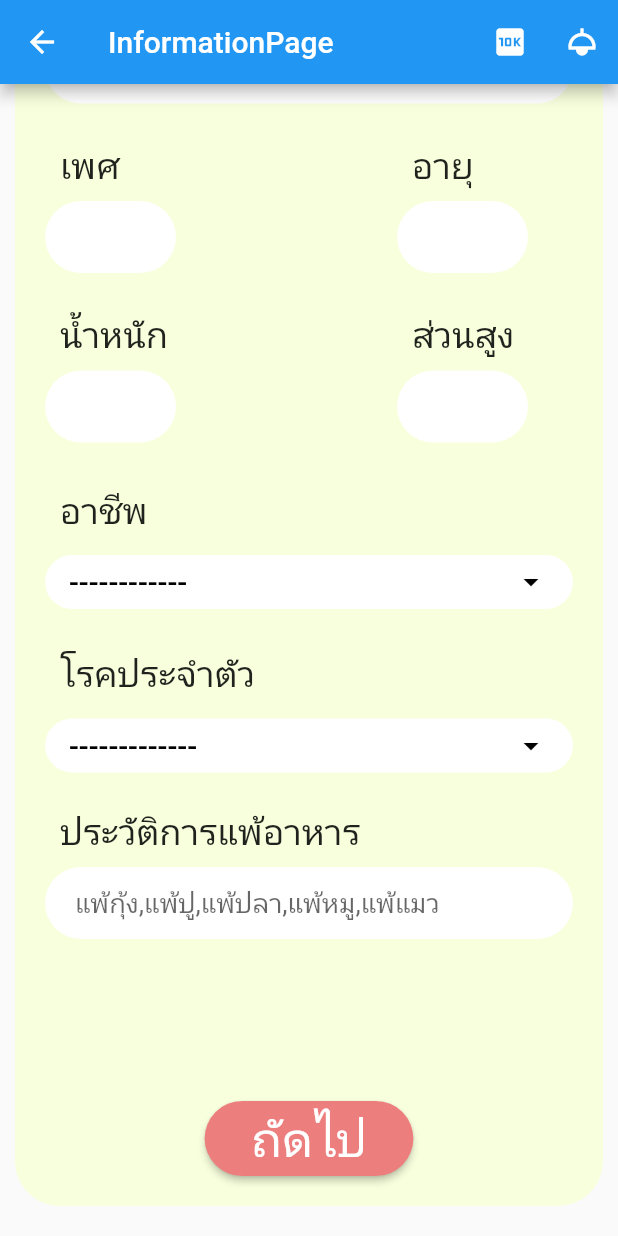
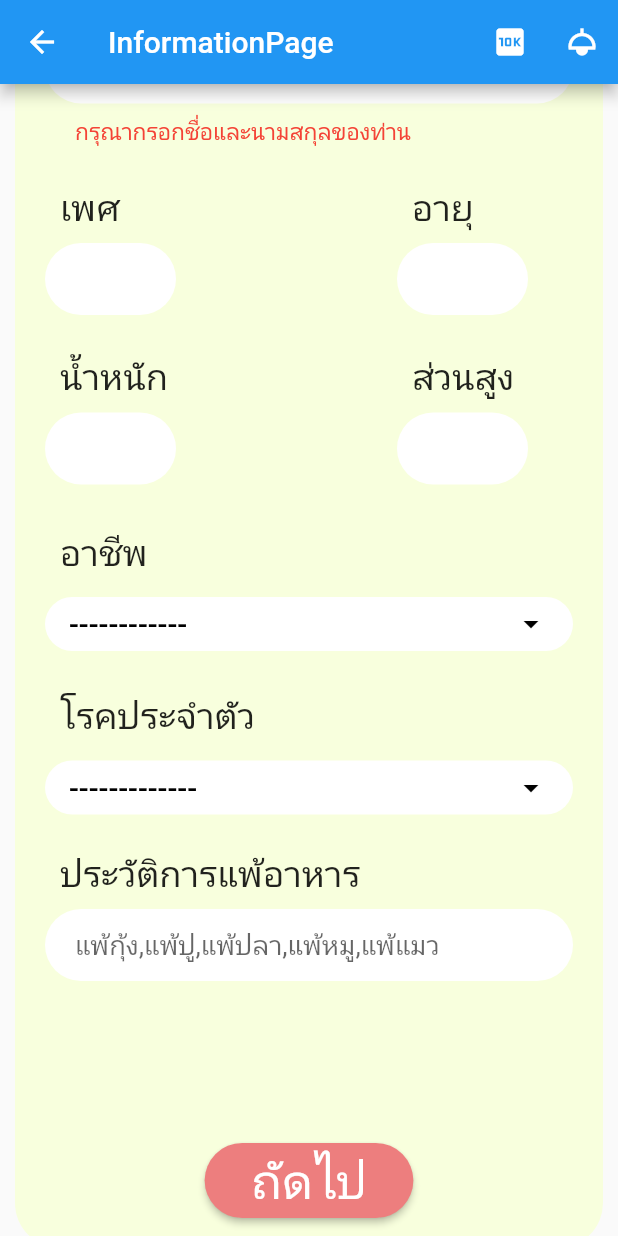
Before and after one commit to AINutritionProject/KinDeeUDee, a Flutter app: the InformationPage screen opened directly, scrolled down 312 dp, on a phone screen of 412 x 824 dp. Run offline on Flutter 3.47's test engine with Material 2 defaults, Android fonts, the phone set to English and light mode, and no system bars; our stand-ins replace camera, cloud_firestore, csv, dotted_border, firebase_auth, firebase_core and 6 more; missing offline and left inert: dart:ffi; accounts and stored records are empty; network calls fail.

Commit message:
add requirement String? Function argument for one child text field

```diff
--- a/lib/pages/information/personal_information.dart
+++ b/lib/pages/information/personal_information.dart
@@ -103,6 +103,19 @@ class _PersonalBodyState extends State<PersonalBody> {
         child: Column(crossAxisAlignment: CrossAxisAlignment.start, children: [
           OneChildTextField(
               textController: _nameTextController,
+              errorText: () {
+                final text = _nameTextController.text;
+                if (text.isEmpty) {
+                  return "กรุณากรอกชื่อและนามสกุลของท่าน";
+                }
+                if (!text.contains(" ")) {
+                  return "กรุณากรอกข้อมูลด้วยรูปแบบ\nชื่อ นามสกุล";
+                }
+                if (text.contains(RegExp(r'[0-9]'))) {
+                  return "ชื่อ-นามสกุลที่ท่านกรอกต้องไม่มีตัวเลข";
+                }
+                return null;
+              },
               textName: "ชื่อ-นามสกุล",
               textHint: "ฟ้าใส ใจดี"),
           TwoChildTextField(
@@ -139,6 +152,9 @@ class _PersonalBodyState extends State<PersonalBody> {
           ),
           OneChildTextField(
               textController: _foodAllergyTextController,
+              errorText: () {
+                return null;
+              },
               textName: "ประวัติการแพ้อาหาร",
               textHint: "แพ้กุ้ง,แพ้ปู,แพ้ปลา,แพ้หมู,แพ้แมว"),
           Center(
@@ -303,9 +319,11 @@ class OneChildTextField extends StatefulWidget {
   final String textName;
   final String textHint;
   final TextInputType textInputType;
+  final String? Function() errorText;
   const OneChildTextField({
     super.key,
     required this.textController,
+    required this.errorText,
     required this.textName,
     this.textInputType = TextInputType.text,
     this.textHint = "",
@@ -318,6 +336,7 @@ class OneChildTextField extends StatefulWidget {
 class _OneChildTextFieldState extends State<OneChildTextField> {
   @override
   Widget build(BuildContext context) {
+    String? errorText = widget.errorText();
     return Padding(
       padding: const EdgeInsets.symmetric(vertical: 8, horizontal: 0),
       child: Column(
@@ -337,6 +356,9 @@ class _OneChildTextFieldState extends State<OneChildTextField> {
             controller: widget.textController,
             style: const TextStyle(fontSize: 18),
             decoration: InputDecoration(
+              errorText: errorText,
+              errorStyle: const TextStyle(fontSize: 15, color: Colors.red),
+              errorMaxLines: 2,
               contentPadding:
                   const EdgeInsets.symmetric(vertical: 0, horizontal: 20),
               border: OutlineInputBorder(
```
